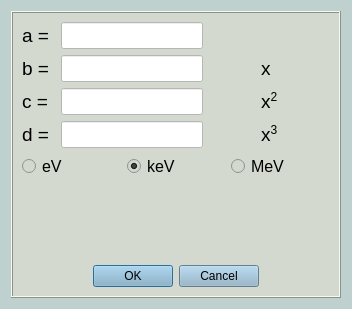
Before: the Qt Designer form wara/ui/win_erg_cal_eqns.ui in NASA-Planetary-Science/wara, drawn with Qt 5.
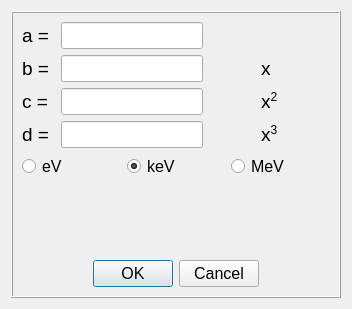
After: the same form once the commit is applied.

Commit message: Add dark color theme to GUI display

The edit to the form file:
```diff
--- a/wara/ui/win_erg_cal_eqns.ui
+++ b/wara/ui/win_erg_cal_eqns.ui
@@ -13,15 +13,9 @@
   <property name="windowTitle">
    <string>Dialog</string>
   </property>
-  <property name="styleSheet">
-   <string notr="true">background-color: rgb(190, 209, 206);</string>
-  </property>
   <layout class="QGridLayout" name="gridLayout_5">
    <item row="0" column="0">
     <widget class="QFrame" name="frame">
-     <property name="styleSheet">
-      <string notr="true">background-color: rgb(212, 217, 208);</string>
-     </property>
      <property name="frameShape">
       <enum>QFrame::Box</enum>
      </property>
@@ -50,9 +44,6 @@
             <pointsize>12</pointsize>
            </font>
           </property>
-          <property name="styleSheet">
-           <string notr="true">background-color: rgb(255, 255, 255);</string>
-          </property>
           <property name="text">
            <string/>
           </property>
@@ -77,9 +68,6 @@
             <pointsize>12</pointsize>
            </font>
           </property>
-          <property name="styleSheet">
-           <string notr="true">background-color: rgb(255, 255, 255);</string>
-          </property>
          </widget>
         </item>
         <item row="1" column="0">
@@ -101,9 +89,6 @@
             <pointsize>12</pointsize>
            </font>
           </property>
-          <property name="styleSheet">
-           <string notr="true">background-color: rgb(255, 255, 255);</string>
-          </property>
           <property name="text">
            <string/>
           </property>
@@ -164,9 +149,6 @@
             <pointsize>12</pointsize>
            </font>
           </property>
-          <property name="styleSheet">
-           <string notr="true">background-color: rgb(255, 255, 255);</string>
-          </property>
           <property name="text">
            <string/>
           </property>
@@ -283,10 +265,6 @@
           <property name="autoFillBackground">
            <bool>false</bool>
           </property>
-          <property name="styleSheet">
-           <string notr="true">font: 75 12pt &quot;MS Shell Dlg 2&quot;;
-background-color: rgb(140, 177, 200);</string>
-          </property>
           <property name="orientation">
            <enum>Qt::Horizontal</enum>
           </property>
```
The commit also changes 28 other files.
